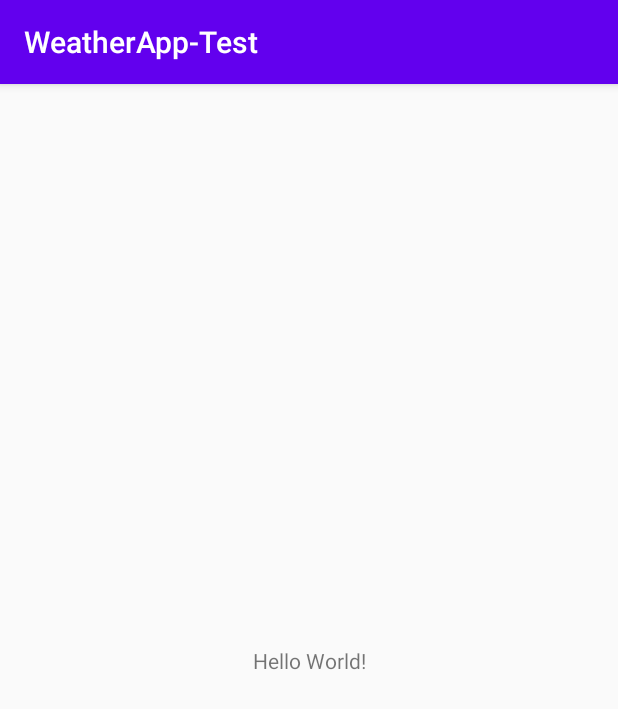
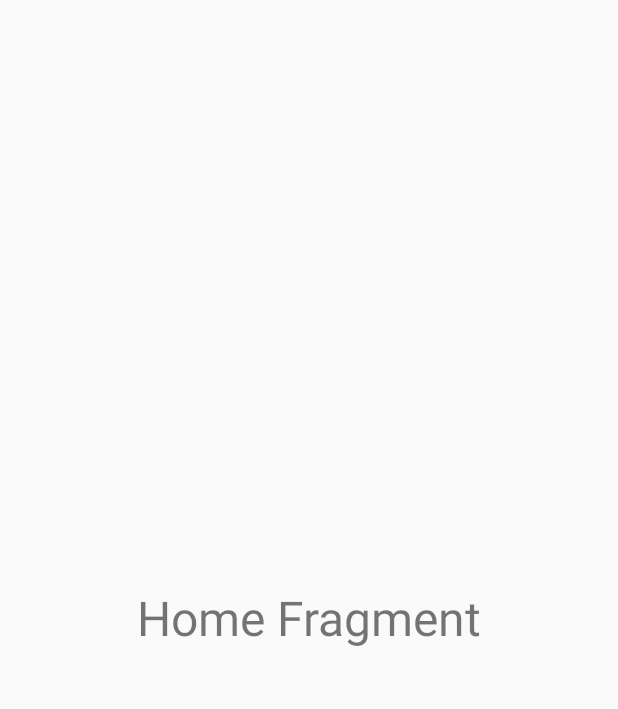
Before and after one commit to Yusufsefa/WeatherApp-Test, an Android app: the screen it shows after launch (MainActivity before the commit, MasterActivity after it), on a phone screen of 412 x 824 dp. Shown: the top 709 px of the screen. Run offline under Robolectric (Android 15) with nearby library versions, the phone set to English and light mode, and no system bars.

Commit message:
Create Splash Screen

```diff
--- a/app/build.gradle
+++ b/app/build.gradle
@@ -30,8 +30,14 @@ dependencies {
     implementation 'androidx.core:core-ktx:1.3.1'
     implementation 'androidx.appcompat:appcompat:1.2.0'
     implementation 'androidx.constraintlayout:constraintlayout:2.0.0'
-    testImplementation 'junit:junit:4.12'
+    implementation 'androidx.legacy:legacy-support-v4:1.0.0'
+    testImplementation 'junit:junit:4.13'
     androidTestImplementation 'androidx.test.ext:junit:1.1.2'
     androidTestImplementation 'androidx.test.espresso:espresso-core:3.3.0'
 
+
+    // Navigation Component Dependencies
+    implementation "androidx.navigation:navigation-fragment-ktx:$navigation_navigation_fragment_ktx"
+    implementation "androidx.navigation:navigation-ui-ktx:$navigation_navigation_ui_ktx"
+
 }
--- a/app/src/main/AndroidManifest.xml
+++ b/app/src/main/AndroidManifest.xml
@@ -9,7 +9,7 @@
         android:roundIcon="@mipmap/ic_launcher_round"
         android:supportsRtl="true"
         android:theme="@style/AppTheme">
-        <activity android:name=".MainActivity">
+        <activity android:name=".ui.MasterActivity">
             <intent-filter>
                 <action android:name="android.intent.action.MAIN" />
 
--- /dev/null
+++ b/app/src/main/java/com/yyusufsefa/weatherapp_test/navigation/Navigation.kt
@@ -0,0 +1,16 @@
+package com.yyusufsefa.weatherapp_test.navigation
+
+import androidx.fragment.app.Fragment
+import androidx.navigation.fragment.findNavController
+import com.yyusufsefa.weatherapp_test.R
+
+infix fun Fragment.openHomeFragment(navigationType: NavigationType) {
+    when (navigationType) {
+        NavigationType.SplashToHomeFragment -> {
+            findNavController().navigate(R.id.action_splashFragment_to_homeFragment)
+        }
+        else -> {
+            throw Exception("Wrong NavigationType: $navigationType")
+        }
+    }
+}
--- /dev/null
+++ b/app/src/main/java/com/yyusufsefa/weatherapp_test/navigation/NavigationType.kt
@@ -0,0 +1,5 @@
+package com.yyusufsefa.weatherapp_test.navigation
+
+enum class NavigationType {
+    SplashToHomeFragment
+}
--- /dev/null
+++ b/app/src/main/java/com/yyusufsefa/weatherapp_test/ui/HomeFragment.kt
@@ -0,0 +1,7 @@
+package com.yyusufsefa.weatherapp_test.ui
+
+import androidx.fragment.app.Fragment
+import com.yyusufsefa.weatherapp_test.R
+
+
+class HomeFragment : Fragment(R.layout.fragment_home)
--- a/app/src/main/java/com/yyusufsefa/weatherapp_test/MainActivity.kt
+++ b/app/src/main/java/com/yyusufsefa/weatherapp_test/ui/MasterActivity.kt
@@ -1,11 +1,12 @@
-package com.yyusufsefa.weatherapp_test
+package com.yyusufsefa.weatherapp_test.ui
 
 import android.os.Bundle
 import androidx.appcompat.app.AppCompatActivity
+import com.yyusufsefa.weatherapp_test.R
 
-class MainActivity : AppCompatActivity() {
+class MasterActivity : AppCompatActivity() {
     override fun onCreate(savedInstanceState: Bundle?) {
         super.onCreate(savedInstanceState)
-        setContentView(R.layout.activity_main)
+        setContentView(R.layout.activity_master)
     }
 }
--- /dev/null
+++ b/app/src/main/java/com/yyusufsefa/weatherapp_test/ui/SplashFragment.kt
@@ -0,0 +1,32 @@
+package com.yyusufsefa.weatherapp_test.ui
+
+import android.os.Bundle
+import android.os.CountDownTimer
+import android.view.View
+import androidx.fragment.app.Fragment
+import com.yyusufsefa.weatherapp_test.R
+import com.yyusufsefa.weatherapp_test.navigation.NavigationType
+import com.yyusufsefa.weatherapp_test.navigation.openHomeFragment
+import com.yyusufsefa.weatherapp_test.util.changeActionbarVisibility
+
+class SplashFragment : Fragment(R.layout.fragment_splash) {
+
+    override fun onViewCreated(view: View, savedInstanceState: Bundle?) {
+        super.onViewCreated(view, savedInstanceState)
+
+        requireActivity() changeActionbarVisibility false
+
+        object : CountDownTimer(3000, 1000) {
+            override fun onTick(p0: Long) {
+            }
+
+            override fun onFinish() {
+                this@SplashFragment openHomeFragment NavigationType.SplashToHomeFragment
+            }
+
+        }.start()
+
+    }
+
+
+}
--- /dev/null
+++ b/app/src/main/java/com/yyusufsefa/weatherapp_test/util/CommonExtension.kt
@@ -0,0 +1,23 @@
+package com.yyusufsefa.weatherapp_test.util
+
+import android.app.Activity
+import androidx.appcompat.app.AppCompatActivity
+
+infix fun Activity.changeActionbarVisibility(isShow: Boolean) {
+    try {
+        (this as AppCompatActivity).supportActionBar?.let {
+            if (isShow) {
+                if (!it.isShowing) {
+                    it.show()
+                }
+            } else {
+                if (it.isShowing) {
+                    it.hide()
+                }
+            }
+        }
+
+    } catch (exception: Exception) {
+        throw Exception("Activity is not an AppCompatActivity")
+    }
+}
--- a/app/src/main/res/layout/activity_main.xml
+++ /dev/null
@@ -1,18 +0,0 @@
-<?xml version="1.0" encoding="utf-8"?>
-<androidx.constraintlayout.widget.ConstraintLayout xmlns:android="http://schemas.android.com/apk/res/android"
-    xmlns:app="http://schemas.android.com/apk/res-auto"
-    xmlns:tools="http://schemas.android.com/tools"
-    android:layout_width="match_parent"
-    android:layout_height="match_parent"
-    tools:context=".MainActivity">
-
-    <TextView
-        android:layout_width="wrap_content"
-        android:layout_height="wrap_content"
-        android:text="Hello World!"
-        app:layout_constraintBottom_toBottomOf="parent"
-        app:layout_constraintLeft_toLeftOf="parent"
-        app:layout_constraintRight_toRightOf="parent"
-        app:layout_constraintTop_toTopOf="parent" />
-
-</androidx.constraintlayout.widget.ConstraintLayout>
--- /dev/null
+++ b/app/src/main/res/layout/activity_master.xml
@@ -0,0 +1,17 @@
+<?xml version="1.0" encoding="utf-8"?>
+<FrameLayout xmlns:android="http://schemas.android.com/apk/res/android"
+    xmlns:app="http://schemas.android.com/apk/res-auto"
+    xmlns:tools="http://schemas.android.com/tools"
+    android:layout_width="match_parent"
+    android:layout_height="match_parent"
+    tools:context=".ui.MasterActivity">
+
+    <fragment
+        android:id="@+id/fragment"
+        android:name="androidx.navigation.fragment.NavHostFragment"
+        android:layout_width="match_parent"
+        android:layout_height="match_parent"
+        app:defaultNavHost="true"
+        app:navGraph="@navigation/nav_graph" />
+
+</FrameLayout>
--- /dev/null
+++ b/app/src/main/res/layout/fragment_home.xml
@@ -0,0 +1,16 @@
+<?xml version="1.0" encoding="utf-8"?>
+<FrameLayout xmlns:android="http://schemas.android.com/apk/res/android"
+    xmlns:tools="http://schemas.android.com/tools"
+    android:layout_width="match_parent"
+    android:layout_height="match_parent"
+    android:layout_gravity="center"
+    tools:context=".ui.HomeFragment">
+
+    <TextView
+        android:layout_width="match_parent"
+        android:layout_height="match_parent"
+        android:gravity="center"
+        android:text="Home Fragment"
+        android:textSize="32sp" />
+
+</FrameLayout>
--- /dev/null
+++ b/app/src/main/res/layout/fragment_splash.xml
@@ -0,0 +1,15 @@
+<?xml version="1.0" encoding="utf-8"?>
+<FrameLayout xmlns:android="http://schemas.android.com/apk/res/android"
+    xmlns:tools="http://schemas.android.com/tools"
+    android:layout_width="match_parent"
+    android:layout_height="match_parent"
+    android:background="@color/color_splash"
+    tools:context=".ui.SplashFragment">
+
+    <ImageView
+        android:layout_width="240dp"
+        android:layout_height="240dp"
+        android:layout_gravity="center"
+        android:background="@drawable/weather_splash" />
+
+</FrameLayout>
--- /dev/null
+++ b/app/src/main/res/navigation/nav_graph.xml
@@ -0,0 +1,22 @@
+<?xml version="1.0" encoding="utf-8"?>
+<navigation xmlns:android="http://schemas.android.com/apk/res/android"
+    xmlns:app="http://schemas.android.com/apk/res-auto"
+    xmlns:tools="http://schemas.android.com/tools"
+    android:id="@+id/nav_graph"
+    app:startDestination="@id/splashFragment">
+
+    <fragment
+        android:id="@+id/splashFragment"
+        android:name="com.yyusufsefa.weatherapp_test.ui.SplashFragment"
+        android:label="fragment_splash"
+        tools:layout="@layout/fragment_splash">
+        <action
+            android:id="@+id/action_splashFragment_to_homeFragment"
+            app:destination="@id/homeFragment" />
+    </fragment>
+    <fragment
+        android:id="@+id/homeFragment"
+        android:name="com.yyusufsefa.weatherapp_test.ui.HomeFragment"
+        android:label="fragment_home"
+        tools:layout="@layout/fragment_home" />
+</navigation>
--- a/app/src/main/res/values/colors.xml
+++ b/app/src/main/res/values/colors.xml
@@ -3,4 +3,6 @@
     <color name="colorPrimary">#6200EE</color>
     <color name="colorPrimaryDark">#3700B3</color>
     <color name="colorAccent">#03DAC5</color>
+
+    <color name="color_splash">#4e94cd</color>
 </resources>
--- a/app/src/main/res/values/strings.xml
+++ b/app/src/main/res/values/strings.xml
@@ -1,3 +1,5 @@
 <resources>
     <string name="app_name">WeatherApp-Test</string>
+    <!-- TODO: Remove or change this placeholder text -->
+    <string name="hello_blank_fragment">Hello blank fragment</string>
 </resources>
--- a/build.gradle
+++ b/build.gradle
@@ -1,6 +1,12 @@
 // Top-level build file where you can add configuration options common to all sub-projects/modules.
 buildscript {
-    ext.kotlin_version = "1.4.0"
+
+    ext {
+        kotlin_version = "1.4.0"
+        navigation_navigation_fragment_ktx = "2.3.0"
+        navigation_navigation_ui_ktx = "2.3.0"
+    }
+
     repositories {
         google()
         jcenter()
```
Also changed, not shown: app/src/main/res/drawable/weather_splash.png (added).
